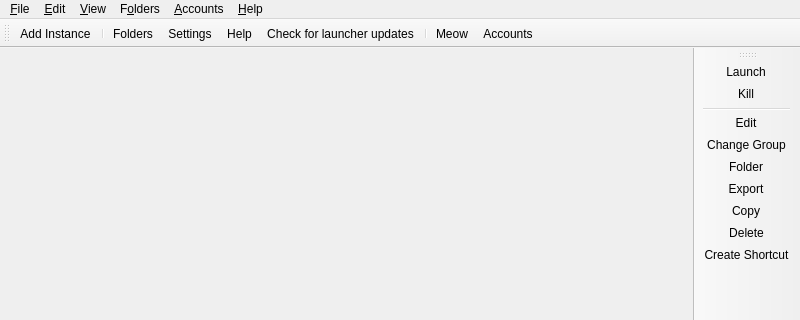
Before: the Qt Designer form launcher/ui/MainWindow.ui in bincews/svin-launcher, drawn with Qt 5; both pictures show x 0 to 800 and y 0 to 320 of the 800 by 600 pixel window.
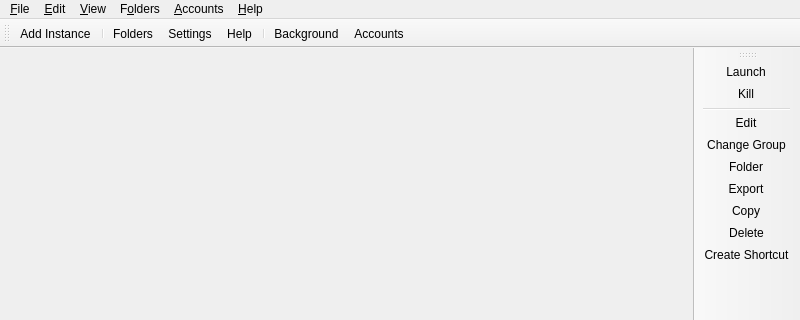
After: the same form once the commit is applied. Icons and pictures are not drawn. Custom widgets are drawn as their Qt base class.

Commit message: Simplify menus and use the Svin pig background

Diff of the .ui file:
```diff
--- a/launcher/ui/MainWindow.ui
+++ b/launcher/ui/MainWindow.ui
@@ -54,7 +54,6 @@
    <addaction name="actionFoldersButton"/>
    <addaction name="actionSettings"/>
    <addaction name="actionHelpButton"/>
-   <addaction name="actionCheckUpdate"/>
    <addaction name="separator"/>
    <addaction name="actionCAT"/>
    <addaction name="actionAccountsButton"/>
@@ -253,7 +252,7 @@
     <iconset theme="cat"/>
    </property>
    <property name="text">
-    <string>&amp;Meow</string>
+    <string>Background</string>
    </property>
    <property name="toolTip">
     <string>It's a fluffy kitty :3</string>
```
Left out of the diff: 29 changed lines with no effect on the pictures. The commit also changes 6 other files.
